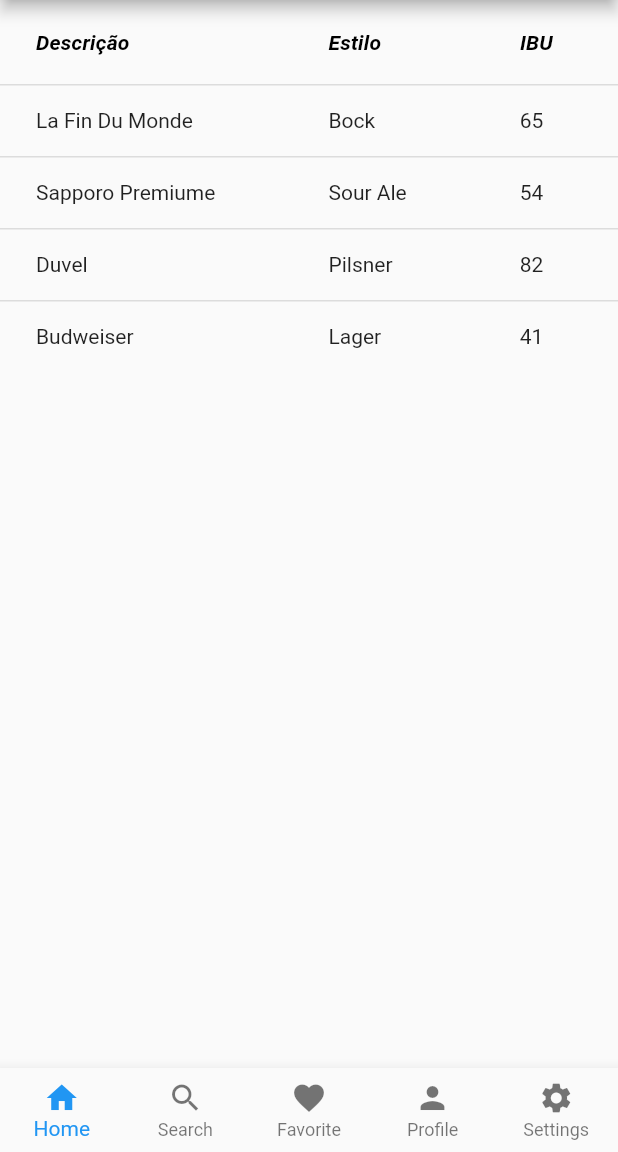
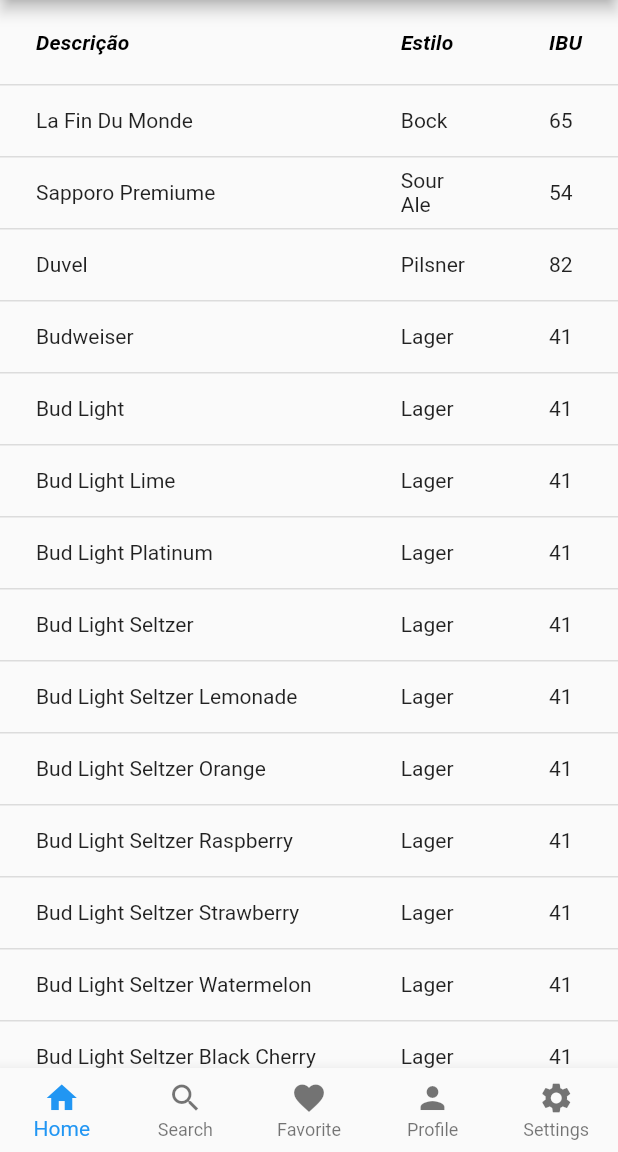
Before and after one commit to CharlesEdu07/Atividade4POO, a Flutter app: the screen it shows after launch, on a phone screen of 412 x 824 dp, the part 84-1236 px from its top. Run offline on Flutter 3.47's test engine with Material 2 defaults, Android fonts, the phone set to English and light mode, and no system bars.

Commit message:
Adicionando mais elementos no objeto Json

```diff
--- a/lib/main.dart
+++ b/lib/main.dart
@@ -50,6 +50,81 @@ class _MyHomePageState extends State<MyHomePage> {
       "style": "Lager",
       "ibu": 41,
     },
+    {
+      "name": "Bud Light",
+      "style": "Lager",
+      "ibu": 41,
+    },
+    {
+      "name": "Bud Light Lime",
+      "style": "Lager",
+      "ibu": 41,
+    },
+    {
+      "name": "Bud Light Platinum",
+      "style": "Lager",
+      "ibu": 41,
+    },
+    {
+      "name": "Bud Light Seltzer",
+      "style": "Lager",
+      "ibu": 41,
+    },
+    {
+      "name": "Bud Light Seltzer Lemonade",
+      "style": "Lager",
+      "ibu": 41,
+    },
+    {
+      "name": "Bud Light Seltzer Orange",
+      "style": "Lager",
+      "ibu": 41,
+    },
+    {
+      "name": "Bud Light Seltzer Raspberry",
+      "style": "Lager",
+      "ibu": 41,
+    },
+    {
+      "name": "Bud Light Seltzer Strawberry",
+      "style": "Lager",
+      "ibu": 41,
+    },
+    {
+      "name": "Bud Light Seltzer Watermelon",
+      "style": "Lager",
+      "ibu": 41,
+    },
+    {
+      "name": "Bud Light Seltzer Black Cherry",
+      "style": "Lager",
+      "ibu": 41,
+    },
+    {
+      "name": "Bud Light Seltzer Black Cherry Lime",
+      "style": "Lager",
+      "ibu": 41,
+    },
+    {
+      "name": "Bud Light Seltzer Black Cherry Lime",
+      "style": "Lager",
+      "ibu": 41,
+    },
+    {
+      "name": "Bud Light Seltzer Black Cherry Lime",
+      "style": "Lager",
+      "ibu": 41,
+    },
+    {
+      "name": "Bud Light Seltzer Black Cherry Lime",
+      "style": "Lager",
+      "ibu": 41,
+    },
+    {
+      "name": "Bud Light Seltzer Black Cherry Lime",
+      "style": "Lager",
+      "ibu": 41,
+    },
   ];
 
   final _buttons = [
```
